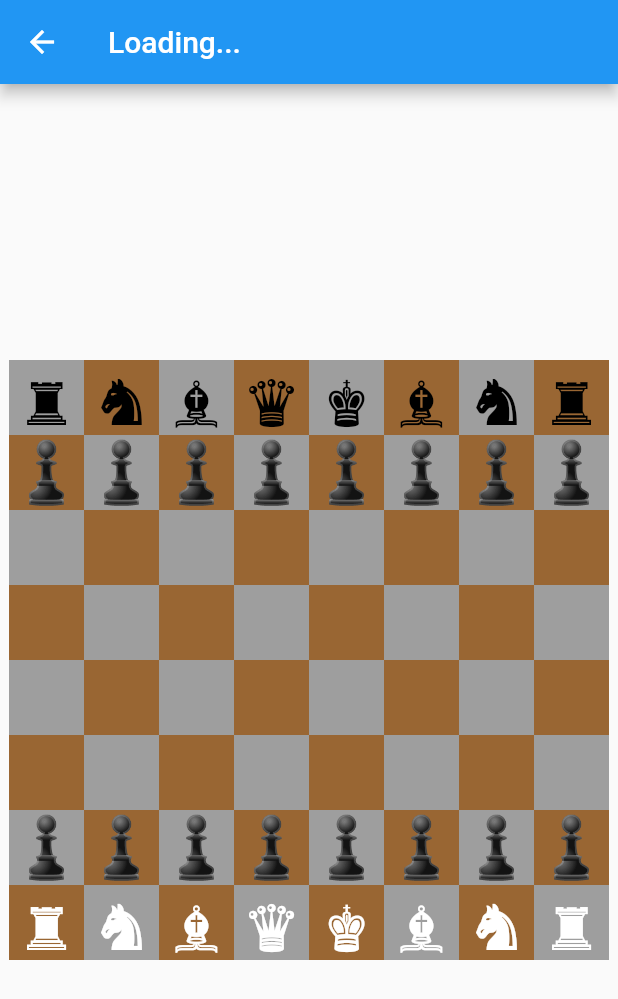
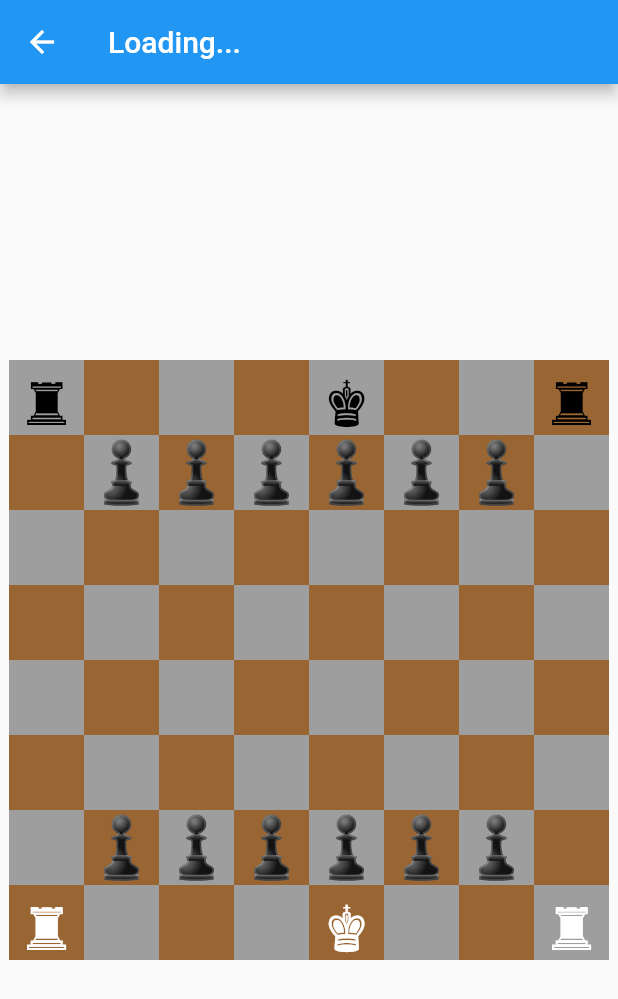
Before and after one commit to KakaVin/chess_offline, a Flutter app: the screen it shows after launch, after a tap on "Новая партия", on a phone screen of 412 x 824 dp. Shown: the top 999 px of the screen. Run offline on Flutter 3.47's test engine with Material 2 defaults, Android fonts, the phone set to English and light mode, and no system bars; our stand-ins replace routemaster, shared_preferences.

Commit message:
рокировка

```diff
--- /dev/null
+++ b/lib/game_state/casting_checker.dart
@@ -0,0 +1,49 @@
+import 'package:chess_offline/Boards/board.dart';
+import 'package:chess_offline/Pieces/util/color_chess.dart';
+import 'package:chess_offline/Pieces/util/coordinates.dart';
+import 'package:chess_offline/Pieces/util/file.dart';
+import 'package:chess_offline/game_state/game_state.dart';
+import 'package:chess_offline/game_state/game_state_checker.dart';
+
+class CastingChecker extends GameStateChecker {
+  @override
+  GameState check(Board board, ColorChess color) {
+    if (board.moves.isNotEmpty) {
+      var lastMove = board.moves.last;
+
+      //moves white rook
+      if (board.casting[0] &&
+          (lastMove.to == Coordinates(File.H, 1) ||
+              lastMove.from == Coordinates(File.H, 1))) {
+        board.casting[0] = false;
+      }
+      if (board.casting[1] &&
+          (lastMove.to == Coordinates(File.A, 1) ||
+              lastMove.from == Coordinates(File.A, 1))) {
+        board.casting[1] = false;
+      }
+      //moves white king
+      if ((board.casting[0] || board.casting[1]) && lastMove.from == Coordinates(File.E, 1)) {
+        board.casting[0] = board.casting[1] = false;
+      }
+
+      //moves black rook
+      if (board.casting[2] &&
+          (lastMove.to == Coordinates(File.H, 8) ||
+              lastMove.from == Coordinates(File.H, 8))) {
+        board.casting[2] = false;
+      }
+      if (board.casting[3] &&
+          (lastMove.to == Coordinates(File.A, 8) ||
+              lastMove.from == Coordinates(File.A, 8))) {
+        board.casting[3] = false;
+      }
+      //moves black king
+      if ((board.casting[2] || board.casting[3]) && lastMove.from == Coordinates(File.E, 8)) {
+        board.casting[2] = board.casting[3] = false;
+      }
+    }
+
+    return GameState.ongoing;
+  }
+}
--- a/lib/provider/game_provider.dart
+++ b/lib/provider/game_provider.dart
@@ -13,6 +13,7 @@ import 'package:flutter/material.dart';
 import 'package:shared_preferences/shared_preferences.dart';
 
 import '../Boards/board_widget_renderer.dart';
+import '../game_state/casting_checker.dart';
 
 class GameProvider extends ChangeNotifier {
   late Board board;
@@ -23,7 +24,8 @@ class GameProvider extends ChangeNotifier {
   late GameState state;
   final List<GameStateChecker> checkers = [
     StalemateGameStateChecker(),
-    CheckmateGameStateChecker()
+    CheckmateGameStateChecker(),
+    CastingChecker(),
   ];
   ColorChess colorMovie = ColorChess.white;
 
@@ -96,7 +98,6 @@ class GameProvider extends ChangeNotifier {
   void saveGame() async {
     SharedPreferences save = await SharedPreferences.getInstance();
     save.setString("game", BoardFactory().toFen(board));
-    save.setString("color", colorMovie.toString());
   }
 
   void loadGame() async {
--- a/lib/ui/menu_page.dart
+++ b/lib/ui/menu_page.dart
@@ -20,7 +20,8 @@ class MenuPage extends StatelessWidget {
             onPressed: () {
               Routemaster.of(context).push("/game");
               context.read<GameProvider>().newGame(
-                    "rnbqkbnr/pppppppp/8/8/8/8/PPPPPPPP/RNBQKBNR w KQkq - 0 1",
+                    //"rnbqkbnr/pppppppp/8/8/8/8/PPPPPPPP/RNBQKBNR w KQkq - 0 1",
+                "r3k2r/1pppppp1/8/8/8/8/1PPPPPP1/R3K2R w KQkq - 0 1"
                   );
             },
             child: const Text("Новая партия"),
```
Also changed, not shown: lib/Pieces/king.dart (+11 -0 lines), 1 other file.
